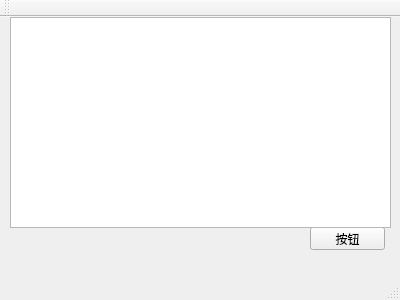
This is mainwindow.ui in LuluffyLee/helloQt as Qt 5 draws it before an edit. The edited form follows.
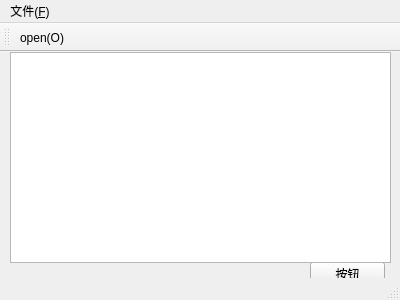
This is the edited form. Icons and pictures are not drawn.

What changed in the file:
```diff
--- a/mainwindow.ui
+++ b/mainwindow.ui
@@ -48,6 +48,13 @@
      <height>22</height>
     </rect>
    </property>
+   <widget class="QMenu" name="menu_F">
+    <property name="title">
+     <string>文件(&amp;F)</string>
+    </property>
+    <addaction name="actionOpen"/>
+   </widget>
+   <addaction name="menu_F"/>
   </widget>
   <widget class="QToolBar" name="mainToolBar">
    <attribute name="toolBarArea">
@@ -56,7 +63,20 @@
    <attribute name="toolBarBreak">
     <bool>false</bool>
    </attribute>
+   <addaction name="actionOpen"/>
   </widget>
+  <action name="actionOpen">
+   <property name="icon">
+    <iconset resource="myresources.qrc">
+     <normaloff>:/images/open_file_512px.png</normaloff>:/images/open_file_512px.png</iconset>
+   </property>
+   <property name="text">
+    <string>open(O)</string>
+   </property>
+   <property name="shortcut">
+    <string>Ctrl+O</string>
+   </property>
+  </action>
  </widget>
  <layoutdefault spacing="6" margin="11"/>
  <resources/>
```
Left out of the diff: 4 changed lines with no effect on the pictures.
